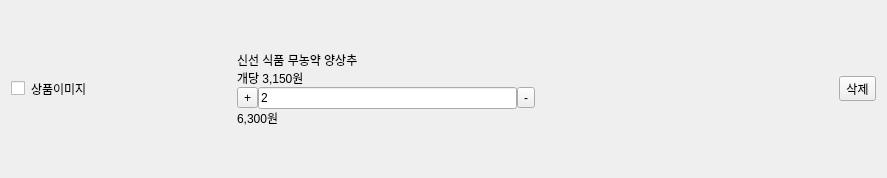
Old version of the form shopee_ros2/src/shopee_app/shopee_app/ui/cart_item.ui in the repository addinedu-roscamp-7th/roscamp-repo-1.
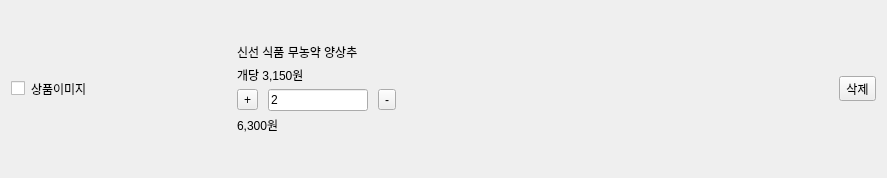
New version of the form.

Commit message: [ShopeeApp] 선택지 버튼, 상품고르기 버튼 디자인 수정 및 음성명력버튼 기능 구현

What changed in the file:
```diff
--- a/shopee_ros2/src/shopee_app/shopee_app/ui/cart_item.ui
+++ b/shopee_ros2/src/shopee_app/shopee_app/ui/cart_item.ui
@@ -52,7 +52,7 @@
    <item>
     <layout class="QVBoxLayout" name="verticalLayout" stretch="0,3,1,3,3,0">
      <property name="spacing">
-      <number>0</number>
+      <number>5</number>
      </property>
      <item>
       <spacer name="verticalSpacer_2">
@@ -83,6 +83,9 @@
      </item>
      <item>
       <layout class="QHBoxLayout" name="horizontalLayout">
+       <property name="spacing">
+        <number>10</number>
+       </property>
        <item>
         <widget class="QToolButton" name="btn_increase">
          <property name="text">
@@ -92,6 +95,24 @@
        </item>
        <item>
         <widget class="QLineEdit" name="edit_quantity">
+         <property name="sizePolicy">
+          <sizepolicy hsizetype="MinimumExpanding" vsizetype="Fixed">
+           <horstretch>0</horstretch>
+           <verstretch>0</verstretch>
+          </sizepolicy>
+         </property>
+         <property name="minimumSize">
+          <size>
+           <width>100</width>
+           <height>0</height>
+          </size>
+         </property>
+         <property name="maximumSize">
+          <size>
+           <width>100</width>
+           <height>16777215</height>
+          </size>
+         </property>
          <property name="text">
           <string>2</string>
          </property>
@@ -104,6 +125,19 @@
          </property>
         </widget>
        </item>
+       <item>
+        <spacer name="horizontalSpacer_2">
+         <property name="orientation">
+          <enum>Qt::Horizontal</enum>
+         </property>
+         <property name="sizeHint" stdset="0">
+          <size>
+           <width>40</width>
+           <height>20</height>
+          </size>
+         </property>
+        </spacer>
+       </item>
       </layout>
      </item>
      <item>
```
The commit also changes 5 other files.
